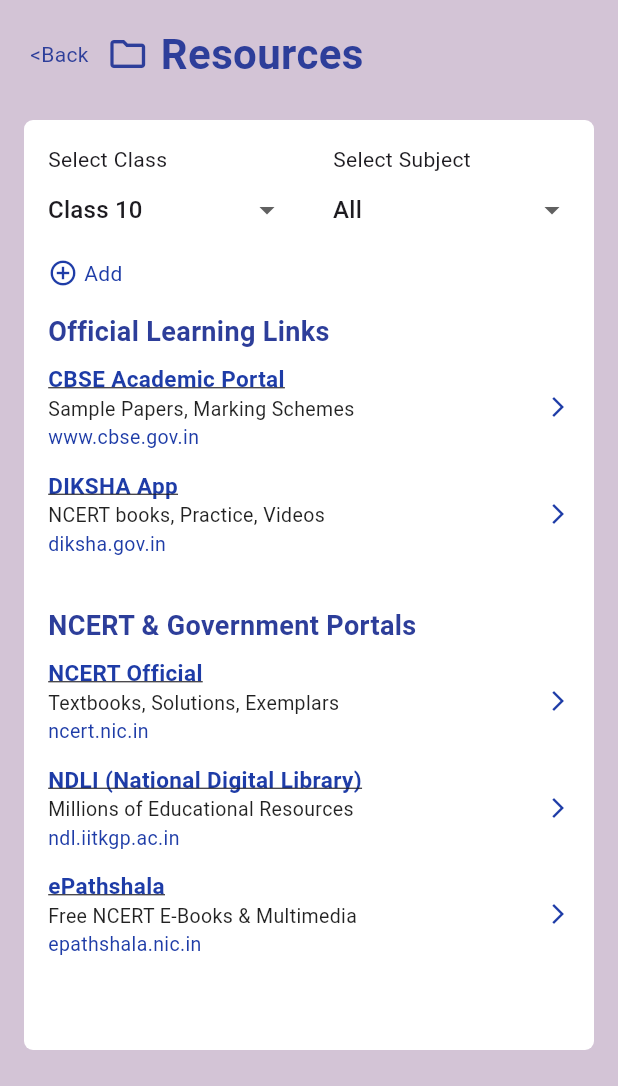
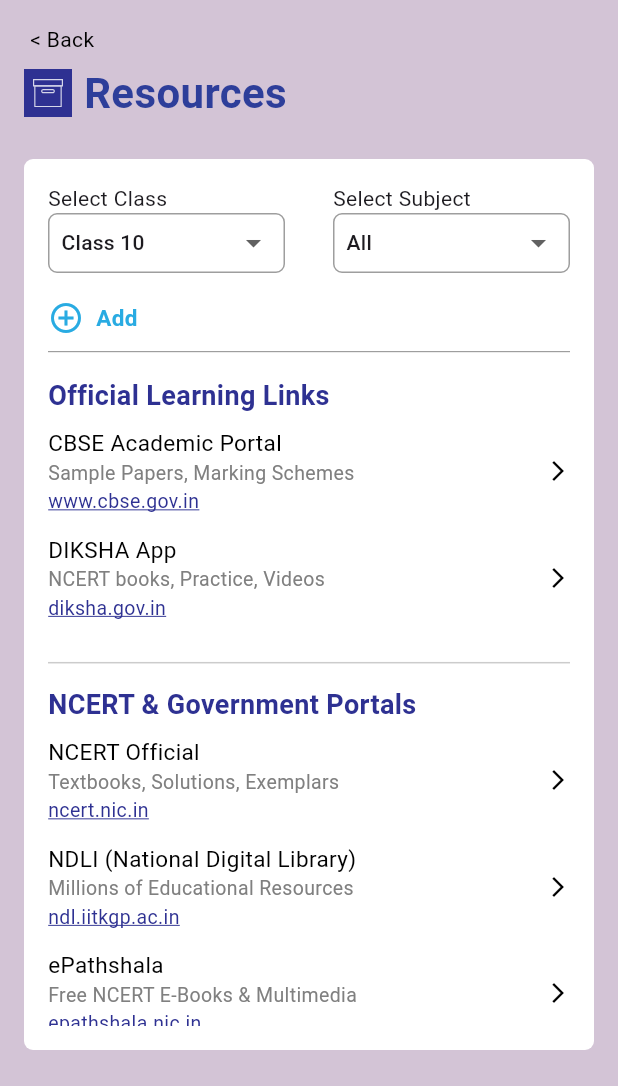
Before and after one commit to Sathiya-Developer007/EDLive-SchoolApp, a Flutter app: the TeacherResourcePage screen opened directly, on a phone screen of 412 x 824 dp, the part 150-1236 px from its top. Run offline on Flutter 3.47's test engine with Material 3 defaults, Android fonts, the light colour scheme and no system bars; our stand-ins replace flutter_svg, qr_flutter, shared_preferences; accounts and stored records are empty.

Commit message:
teacher resource page updated

```diff
--- a/lib/screens/teachers/teacher_resource_page.dart
+++ b/lib/screens/teachers/teacher_resource_page.dart
@@ -1,4 +1,5 @@
 import 'package:flutter/material.dart';
+import 'package:flutter_svg/flutter_svg.dart';
 import 'package:school_app/screens/teachers/teacher_menu_drawer.dart';
 import 'package:school_app/widgets/teacher_app_bar.dart';
 
@@ -47,23 +48,45 @@
             crossAxisAlignment: CrossAxisAlignment.start,
             children: [
               // Custom header row
-            Row(
+              Column(
+                crossAxisAlignment: CrossAxisAlignment.start,
                 children: [
-                const Padding(
+                  GestureDetector(
+                    onTap: () {
+                      Navigator.pop(context); // Go back
+                    },
+                    child: Row(
+                      children: const [
+                        Padding(
                           padding: EdgeInsets.only(left: 4),
                           child: Text(
-                    '<Back',
+                            '< Back',
                             style: TextStyle(
-                      color: Color(0xFF2D3E9A),
+                              color: Colors.black, // Changed to black
                               fontSize: 14,
                             ),
                           ),
                         ),
-                const SizedBox(width: 12),
-                const Icon(
-                  Icons.folder_outlined,
-                  color: Color(0xFF2D3E9A),
-                  size: 28,
+                      ],
+                    ),
+                  ),
+                  const SizedBox(height: 6), // Space between Back and title
+                  Row(
+                    children: [
+                      Container(
+                        padding: const EdgeInsets.all(
+                          6,
+                        ), // spacing inside background
+                        decoration: const BoxDecoration(
+                          color: Color(0xFF2E3192), // background color
+                          // shape: BoxShape.circle, // make it rounded
+                        ),
+                        child: SvgPicture.asset(
+                          'assets/icons/resources.svg', // change to your resource icon path
+                          height: 20,
+                          width: 20,
+                          color: Colors.white, // icon color
+                        ),
                       ),
                       const SizedBox(width: 8),
                       const Text(
@@ -73,6 +96,8 @@
                           fontWeight: FontWeight.bold,
                           fontSize: 28,
                         ),
+                      ),
+                    ],
                   ),
                 ],
               ),
@@ -86,7 +111,10 @@
                     color: Colors.white,
                     borderRadius: BorderRadius.circular(6),
                   ),
-                padding: const EdgeInsets.symmetric(vertical: 16, horizontal: 16),
+                  padding: const EdgeInsets.symmetric(
+                    vertical: 16,
+                    horizontal: 16,
+                  ),
                   child: Column(
                     crossAxisAlignment: CrossAxisAlignment.start,
                     children: [
@@ -97,13 +125,26 @@
       child: Column(
         crossAxisAlignment: CrossAxisAlignment.start,
         children: [
-                              const Text('Select Class', style: TextStyle(fontSize: 14)),
-                              DropdownButton<String>(
+          const Text(
+            'Select Class',
+            style: TextStyle(fontSize: 14),
+          ),
+          Container(
+            padding: const EdgeInsets.symmetric(horizontal: 8),
+            height: 40, // 🔹 reduced height
+            decoration: BoxDecoration(
+              border: Border.all(color: Colors.grey),
+              borderRadius: BorderRadius.circular(6),
+            ),
+            child: DropdownButton<String>(
               value: selectedClass,
               isExpanded: true,
               underline: const SizedBox(),
               items: classes.map((cls) {
-                                  return DropdownMenuItem(value: cls, child: Text(cls));
+                return DropdownMenuItem(
+                  value: cls,
+                  child: Text(cls, style: const TextStyle(fontSize: 14)),
+                );
               }).toList(),
               onChanged: (val) {
                 if (val != null) {
@@ -113,6 +154,7 @@
                 }
               },
             ),
+          ),
         ],
       ),
     ),
@@ -121,13 +163,26 @@
       child: Column(
         crossAxisAlignment: CrossAxisAlignment.start,
         children: [
-                              const Text('Select Subject', style: TextStyle(fontSize: 14)),
-                              DropdownButton<String>(
+          const Text(
+            'Select Subject',
+            style: TextStyle(fontSize: 14),
+          ),
+          Container(
+            padding: const EdgeInsets.symmetric(horizontal: 8),
+            height: 40, // 🔹 reduced height
+            decoration: BoxDecoration(
+              border: Border.all(color: Colors.grey),
+              borderRadius: BorderRadius.circular(6),
+            ),
+            child: DropdownButton<String>(
               value: selectedSubject,
               isExpanded: true,
               underline: const SizedBox(),
               items: subjects.map((subj) {
-                                  return DropdownMenuItem(value: subj, child: Text(subj));
+                return DropdownMenuItem(
+                  value: subj,
+                  child: Text(subj, style: const TextStyle(fontSize: 14)),
+                );
               }).toList(),
               onChanged: (val) {
                 if (val != null) {
@@ -137,22 +192,39 @@
                 }
               },
             ),
+          ),
         ],
       ),
     ),
   ],
-                    ),
-
+)
+,
                       const SizedBox(height: 8),
 
                       // Add button row
-                    Row(
-                      children: [
-                        Icon(Icons.add_circle_outline, color: linkColor, size: 20),
-                        const SizedBox(width: 4),
-                        Text('Add', style: TextStyle(fontSize: 14, color: linkColor)),
+                   Container(
+  padding: const EdgeInsets.symmetric(vertical: 10),
+  decoration: const BoxDecoration(
+    border: Border(
+      bottom: BorderSide(color: Colors.grey, width: 0.8), // ✅ Bottom border
+    ),
+  ),
+  child: Row(
+    children: const [
+      Icon(Icons.add_circle_outline, color: Color(0xFF29ABE2)),
+      SizedBox(width: 8),
+      Text(
+        "Add",
+        style: TextStyle(
+          color: Color(0xFF29ABE2),
+          fontSize: 15,
+          fontWeight: FontWeight.w600,
+        ),
+      ),
     ],
   ),
+)
+,
 
                       const SizedBox(height: 16),
 
@@ -167,7 +239,7 @@
     style: TextStyle(
       fontSize: 18,
       fontWeight: FontWeight.w600,
-                                color: headerTextColor,
+      color: Color(0xFF2E3192),
     ),
   ),
   const SizedBox(height: 8),
@@ -185,14 +257,18 @@
     onTap: () {},
   ),
 
-                            const SizedBox(height: 20),
+  const Divider(
+    color: Color(0xFFCCCCCC), // light grey line
+    thickness: 1,
+    height: 30, // spacing before and after line
+  ),
 
   const Text(
     'NCERT & Government Portals',
     style: TextStyle(
       fontSize: 18,
       fontWeight: FontWeight.w600,
-                                color: headerTextColor,
+      color: Color(0xFF2E3192),
     ),
   ),
   const SizedBox(height: 8),
@@ -215,7 +291,13 @@
     linkText: 'epathshala.nic.in',
     onTap: () {},
   ),
-                          ],
+
+  const Divider(
+    color: Color(0xFFCCCCCC),
+    thickness: 1,
+    height: 30,
+  ),
+]
    ),
                         ),
                       ),
@@ -239,8 +321,13 @@
   const Color linkColor = Color(0xFF1E3CA7);
   return InkWell(
     onTap: onTap,
-      child: Padding(
+    child: Container(
       padding: const EdgeInsets.only(bottom: 12),
+      decoration: const BoxDecoration(
+        border: Border(
+          // bottom: BorderSide(color: Colors.grey, width: 0.5), // bottom line
+        ),
+      ),
       child: Row(
         children: [
           Expanded(
@@ -250,25 +337,20 @@
                 Text(
                   title,
                   style: const TextStyle(
-                      color: linkColor,
-                      fontWeight: FontWeight.w600,
+                    color: Colors.black,
+                    fontWeight: FontWeight.normal,
                     fontSize: 15,
-                      decoration: TextDecoration.underline,
+                    // decoration: TextDecoration.underline,
                   ),
                 ),
                 Text(
                   description,
-                    style: const TextStyle(
-                      fontSize: 13,
-                      color: Colors.black87,
-                    ),
+                  style: const TextStyle(fontSize: 13, color:Color(0xFF808080)),
                 ),
                 Text(
                   linkText,
-                    style: const TextStyle(
-                      fontSize: 13,
-                      color: linkColor,
-                    ),
+                  style: const TextStyle(fontSize: 13, color: Color(0xFF2E3192),
+                  decoration:TextDecoration.underline,decorationColor:Color(0xFF2E3192)),
                 ),
               ],
             ),
@@ -276,7 +358,7 @@
           const Icon(
             Icons.arrow_forward_ios,
             size: 16,
-              color: Color(0xFF1E3CA7),
+            color: Colors.black,
           ),
         ],
       ),
```
Lines whose indentation alone changed are shown as unchanged.
